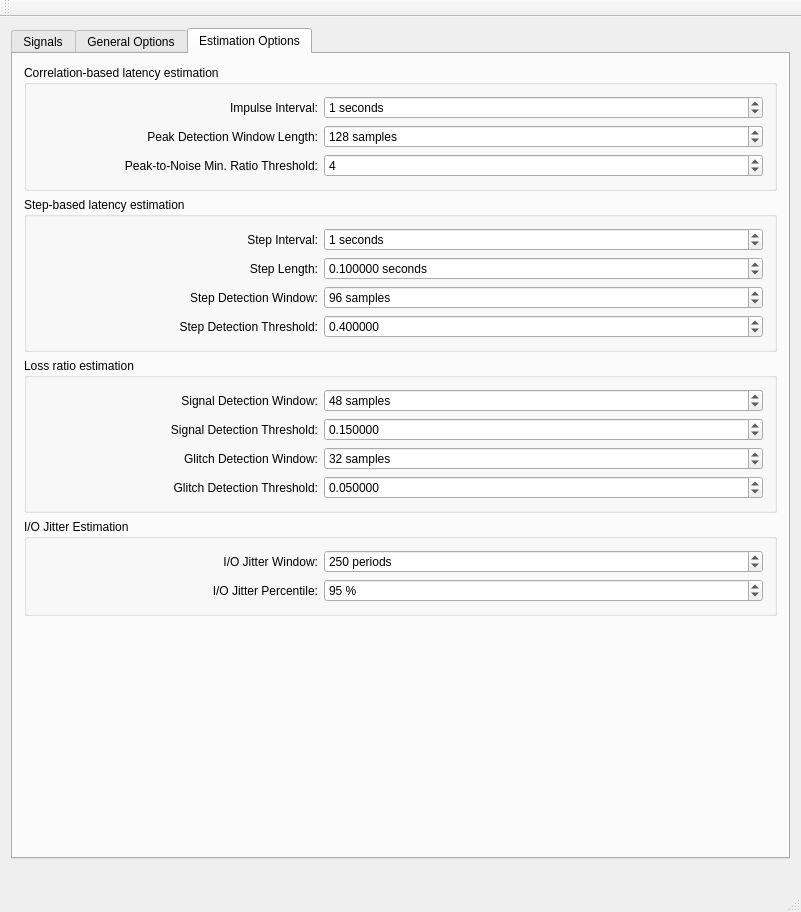
This is src/gui/MainWindow.ui in gavv/signal-estimator as Qt 5 draws it before an edit. The edited form follows.
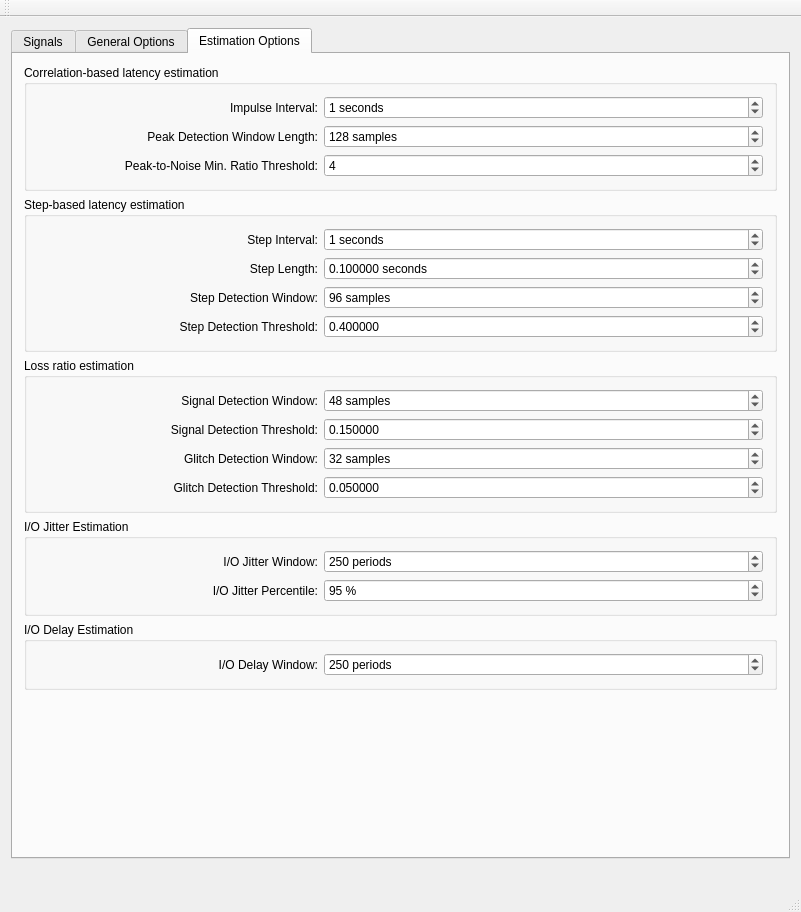
This is the edited form. The open tabs and pages were chosen to show the change. Custom widgets are drawn as their Qt base class.

```diff
--- a/src/gui/MainWindow.ui
+++ b/src/gui/MainWindow.ui
@@ -1399,6 +1399,50 @@
           </layout>
          </widget>
         </item>
+        <item>
+         <widget class="QGroupBox" name="IODelayOptions">
+          <property name="title">
+           <string>I/O Delay Estimation</string>
+          </property>
+          <layout class="QFormLayout" name="formLayout_9">
+           <item row="0" column="0">
+            <widget class="QLabel" name="IODelayWindowLabel">
+             <property name="minimumSize">
+              <size>
+               <width>280</width>
+               <height>15</height>
+              </size>
+             </property>
+             <property name="text">
+              <string>I/O Delay Window:</string>
+             </property>
+             <property name="alignment">
+              <set>Qt::AlignRight|Qt::AlignTrailing|Qt::AlignVCenter</set>
+             </property>
+            </widget>
+           </item>
+           <item row="0" column="1">
+            <widget class="QSpinBox" name="IODelayWindow">
+             <property name="toolTip">
+              <string>I/O delay SMA window, number of periods</string>
+             </property>
+             <property name="suffix">
+              <string> periods</string>
+             </property>
+             <property name="minimum">
+              <number>1</number>
+             </property>
+             <property name="maximum">
+              <number>2147483647</number>
+             </property>
+             <property name="value">
+              <number>250</number>
+             </property>
+            </widget>
+           </item>
+          </layout>
+         </widget>
+        </item>
         <item>
          <spacer name="verticalSpacer_2">
           <property name="orientation">
```
Left out of the diff: 9 changed lines with no effect on the pictures.
